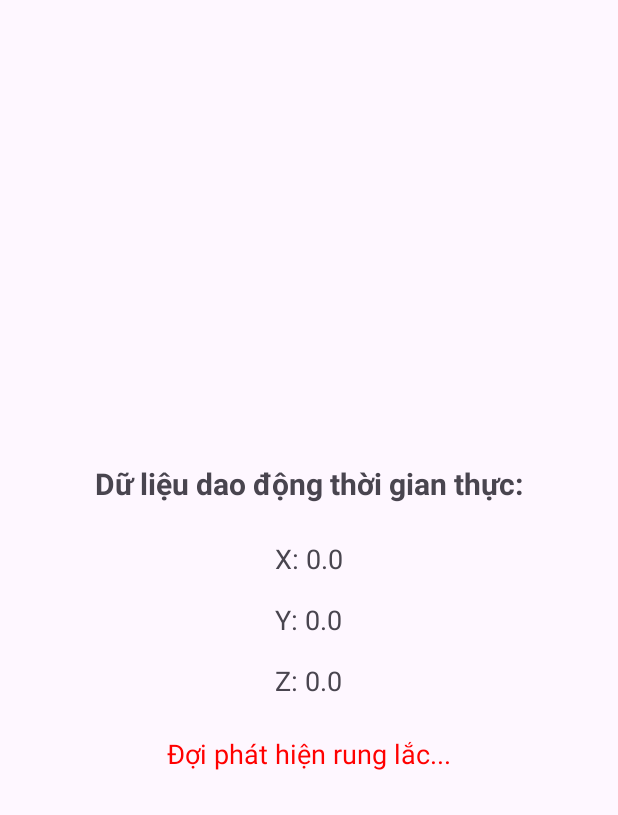
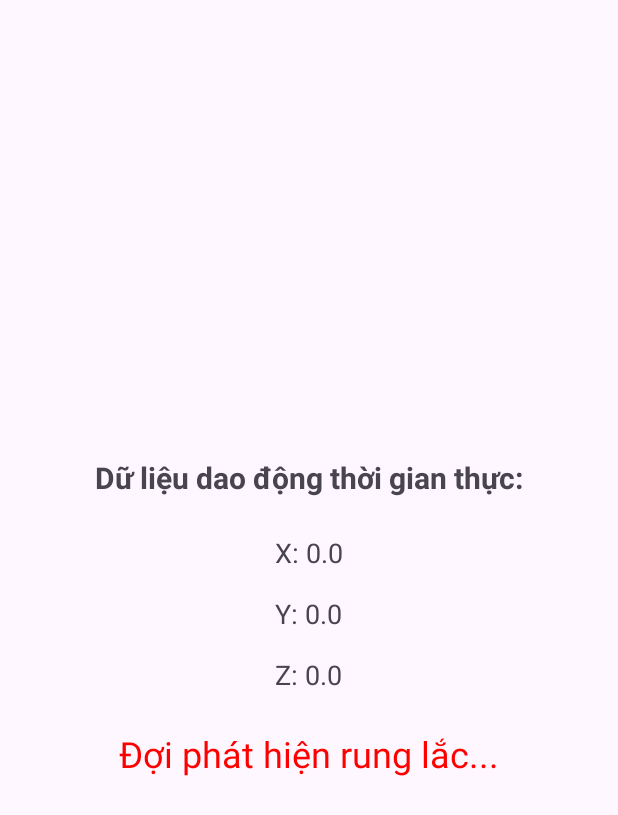
Before and after one commit to ThinhLam-git/FE_Potholes, an Android app: the SensorProcessing screen opened directly, with no data from a screen before it, on a phone screen of 412 x 824 dp. Shown: the top 815 px of the screen. Run offline under Robolectric (Android 15) with nearby library versions, the light colour scheme and no system bars.

Commit message:
adjust threshold in SensorProcessing

```diff
--- a/app/src/main/java/com/example/authentication_uiux/SensorProcessing.java
+++ b/app/src/main/java/com/example/authentication_uiux/SensorProcessing.java
@@ -17,7 +17,7 @@ public class SensorProcessing extends AppCompatActivity implements SensorEventLi
     private Sensor accelerometer;
     private float lastX, lastY, lastZ;
     private boolean isInitialized = false;
-    private static final float SHAKE_THRESHOLD = 12.0f;
+    private static final float SHAKE_THRESHOLD = 30.0f;
 
     private TextView xAxisTextView;
     private TextView yAxisTextView;
--- a/app/src/main/res/layout/activity_sensor_processing.xml
+++ b/app/src/main/res/layout/activity_sensor_processing.xml
@@ -43,7 +43,7 @@
         android:layout_width="wrap_content"
         android:layout_height="wrap_content"
         android:text="Đợi phát hiện rung lắc..."
-        android:textSize="18sp"
+        android:textSize="24sp"
         android:textColor="#FF0000"
         android:paddingTop="16dp"/>
 </LinearLayout>
```
